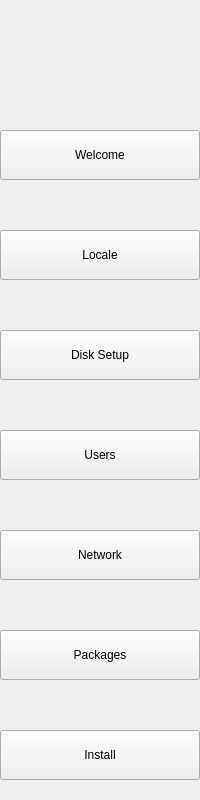
Above: ui/nav.ui from Vortex-Linux/vortex-installer before the change. Below: the same form after it.
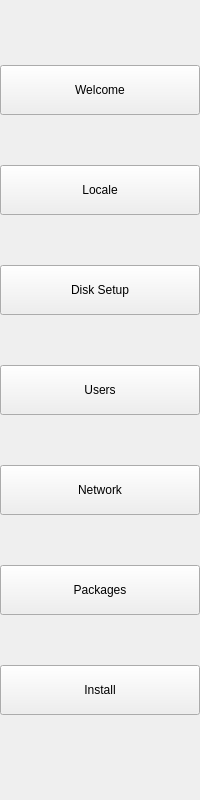
That is the form after the change.

Commit message: After adjusting the positioning a bit it feels feels good

```diff
--- a/ui/nav.ui
+++ b/ui/nav.ui
@@ -17,7 +17,7 @@
             <property name="geometry">
                 <rect>
                     <x>0</x>    
-                    <y>130</y>   
+                    <y>65</y>   
                     <width>200</width>  
                     <height>50</height> 
                 </rect>
@@ -30,7 +30,7 @@
             <property name="geometry">
                 <rect>
                     <x>0</x>    
-                    <y>230</y>   
+                    <y>165</y>   
                     <width>200</width>  
                     <height>50</height> 
                 </rect>
@@ -43,7 +43,7 @@
             <property name="geometry">
                 <rect>
                     <x>0</x>    
-                    <y>330</y>   
+                    <y>265</y>   
                     <width>200</width>  
                     <height>50</height> 
                 </rect>
@@ -56,7 +56,7 @@
             <property name="geometry">
                 <rect>
                     <x>0</x>    
-                    <y>430</y>   
+                    <y>365</y>   
                     <width>200</width>  
                     <height>50</height> 
                 </rect>
@@ -69,7 +69,7 @@
             <property name="geometry">
                 <rect>
                     <x>0</x>    
-                    <y>530</y>   
+                    <y>465</y>   
                     <width>200</width>  
                     <height>50</height> 
                 </rect>
@@ -82,7 +82,7 @@
             <property name="geometry">
                 <rect>
                     <x>0</x>    
-                    <y>630</y>   
+                    <y>565</y>   
                     <width>200</width>  
                     <height>50</height> 
                 </rect>
@@ -95,7 +95,7 @@
             <property name="geometry">
                 <rect>
                     <x>0</x>    
-                    <y>730</y>   
+                    <y>665</y>   
                     <width>200</width>  
                     <height>50</height> 
                 </rect>
```
